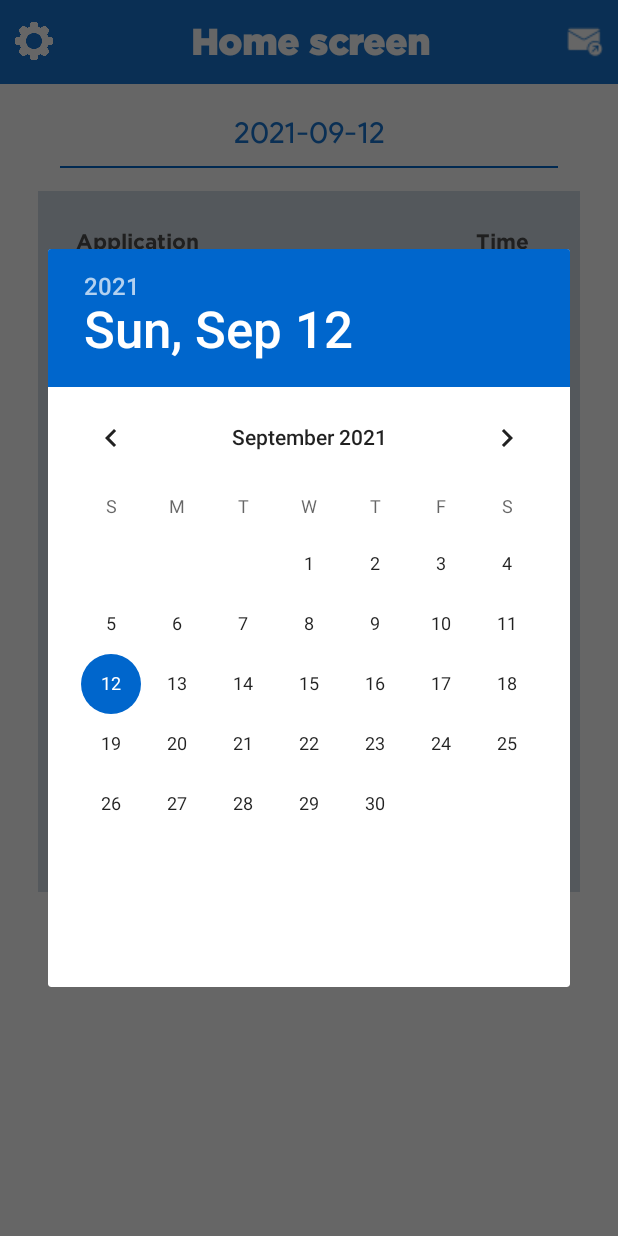
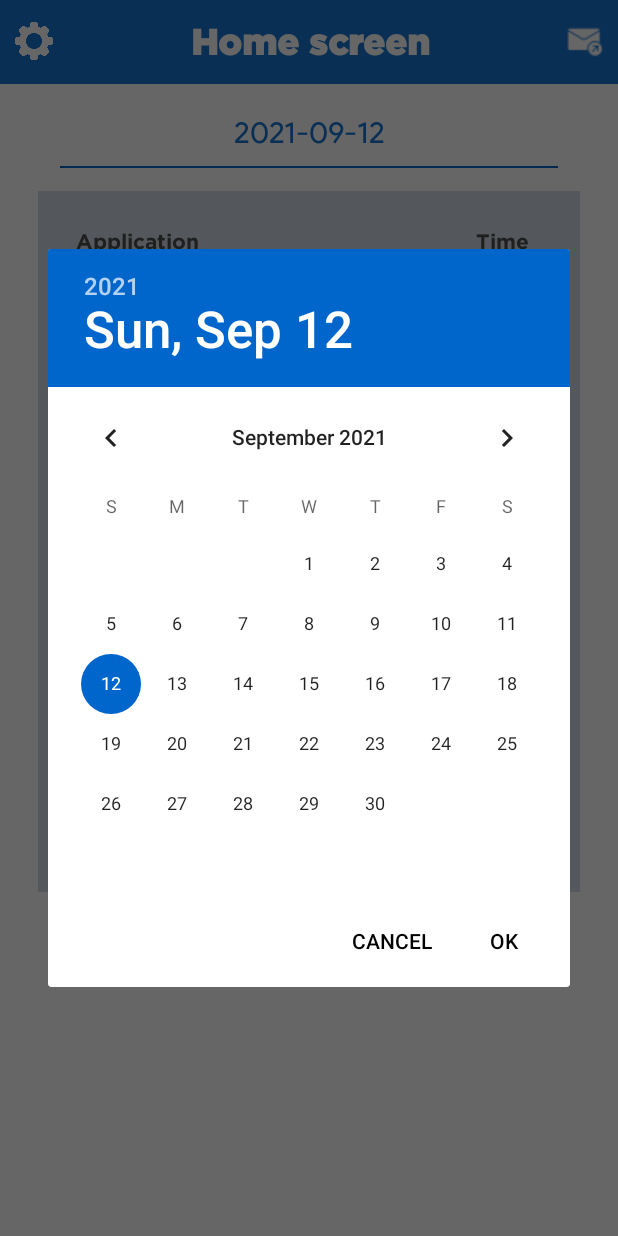
Before and after one commit to Zeel-Xcode/Screen-Time, an Android app: the screen it shows after launch (HomeActivity), after a tap on an icon or button, on a phone screen of 412 x 824 dp. Run offline under Robolectric (Android 15) with nearby library versions, the phone set to English and light mode, and no system bars; libraries missing offline, so code that uses them is left out: com.facebook, com.facebook.appevents; 1 statement that could not run was skipped.

Commit message:
smb_12_sep

```diff
--- a/app/src/main/java/com/screentime/Alldataadapter.java
+++ b/app/src/main/java/com/screentime/Alldataadapter.java
@@ -35,12 +35,8 @@ public class Alldataadapter extends RecyclerView.Adapter<Alldataadapter.DataView
 
     @Override
     public void onBindViewHolder(@NonNull DataViewHolder holder, int position) {
-
-        SimpleDateFormat sdf1 = new SimpleDateFormat("MMM dd,yyyy hh:mm:ss aa");
-
         holder.startresult.setText(getAppdata.get(position).getStarttime());
         holder.endresult.setText(getAppdata.get(position).getEndtime());
-
     }
 
     @Override
--- a/app/src/main/java/com/screentime/HomeActivity.java
+++ b/app/src/main/java/com/screentime/HomeActivity.java
@@ -16,6 +16,7 @@ import android.content.IntentFilter;
 import android.content.SharedPreferences;
 import android.content.pm.ApplicationInfo;
 import android.content.pm.PackageManager;
+import android.graphics.Color;
 import android.os.Build;
 import android.os.Bundle;
 import android.os.CountDownTimer;
@@ -280,6 +281,8 @@ public class HomeActivity extends AppCompatActivity {
                             }
                         }, mYear, mMonth, mDay);
                 datePickerDialog.show();
+                datePickerDialog.getButton(DatePickerDialog.BUTTON_NEGATIVE).setTextColor(Color.BLACK);
+                datePickerDialog.getButton(DatePickerDialog.BUTTON_POSITIVE).setTextColor(Color.BLACK);
             }
         });
 
@@ -344,6 +347,7 @@ public class HomeActivity extends AppCompatActivity {
         }
     }
 
+
     @RequiresApi(api = Build.VERSION_CODES.LOLLIPOP)
     @Override
     protected void onResume() {
@@ -355,7 +359,8 @@ public class HomeActivity extends AppCompatActivity {
         SharedPreferences preferences = getSharedPreferences("sharedrestore", MODE_PRIVATE);
         restoredata = preferences.getBoolean("restore", false);
 
-        if (checkPermission()) {
+        boolean firstrun = getSharedPreferences("PREFERENCE", MODE_PRIVATE).getBoolean("firstrun", true);
+        if (firstrun){
 
             if (!restoredata) {
                 File sd = Environment.getExternalStorageDirectory();
@@ -404,6 +409,14 @@ public class HomeActivity extends AppCompatActivity {
 
                 }
             }
+
+            getSharedPreferences("PREFERENCE", MODE_PRIVATE)
+                    .edit()
+                    .putBoolean("firstrun", false)
+                    .commit();
+        }
+
+        if (checkPermission()) {
             setData(datepicker.getText().toString());
             startService(new Intent(this, GetUsageService1.class));
             Toast.makeText(this, "Start service", Toast.LENGTH_SHORT).show();
--- a/app/src/main/java/com/screentime/utils/AppConstant.java
+++ b/app/src/main/java/com/screentime/utils/AppConstant.java
@@ -32,4 +32,5 @@ public class AppConstant {
     public static final String SWEEKTTIME = "SWEEKTTIME";
     public static final String MWEEKTTIME = "MWEEKTTIME";
     public static final String ISACCESS = "ISACCESS";
+    public static final String TIMEFORMATE = "yyyy-MM-dd HH:mm:ss";
 }
--- a/app/src/main/java/com/screentime/utils/CommonUtils.java
+++ b/app/src/main/java/com/screentime/utils/CommonUtils.java
@@ -4,6 +4,7 @@ import android.app.Dialog;
 import android.content.Context;
 import android.content.SharedPreferences;
 import android.preference.PreferenceManager;
+import android.text.format.DateFormat;
 import android.view.Gravity;
 import android.view.LayoutInflater;
 import android.view.View;
@@ -21,6 +22,10 @@ public class CommonUtils {
 
     public static void snackBar(View parent, String msg) {
         Snackbar.make(parent, msg, Snackbar.LENGTH_SHORT).show();
+    }
+
+    public static String getDateFormatInMillisecond(String formate, Date date) {
+        return DateFormat.format(AppConstant.TIMEFORMATE, date).toString() + "." + String.format("%03d", (date.getTime()%1000)) + DateFormat.format(" a", date).toString();
     }
 
     public static void savePreferencesString(Context context, String key, String value) {
--- a/app/src/main/res/values/strings.xml
+++ b/app/src/main/res/values/strings.xml
@@ -1,5 +1,5 @@
 <resources>
-    <string name="app_name">Screentime</string>
+    <string name="app_name">PASTime</string>
     <string name="facebook_app_id">1464914140294364</string>
     <!-- TODO: Remove or change this placeholder text -->
 </resources>
```
Also changed, not shown: app/src/main/java/SQLiteDatabase/DatabaseHandler2.java (+4 -6 lines), app/src/main/java/services/OnforegroundService.java (+8 -23 lines).
